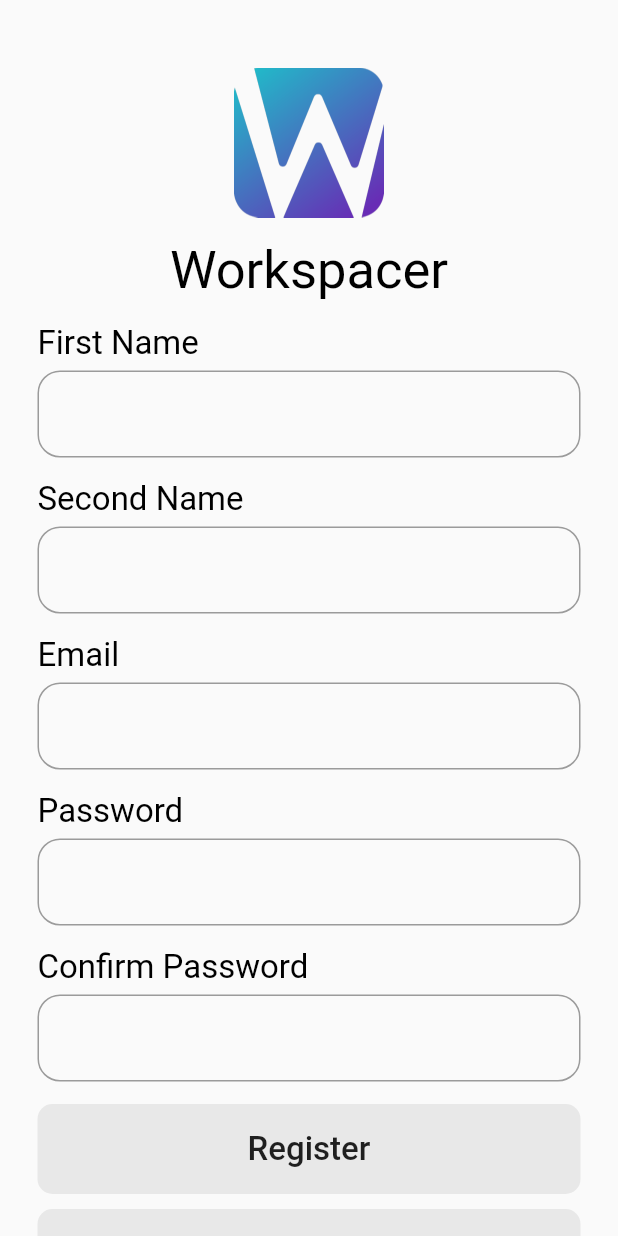
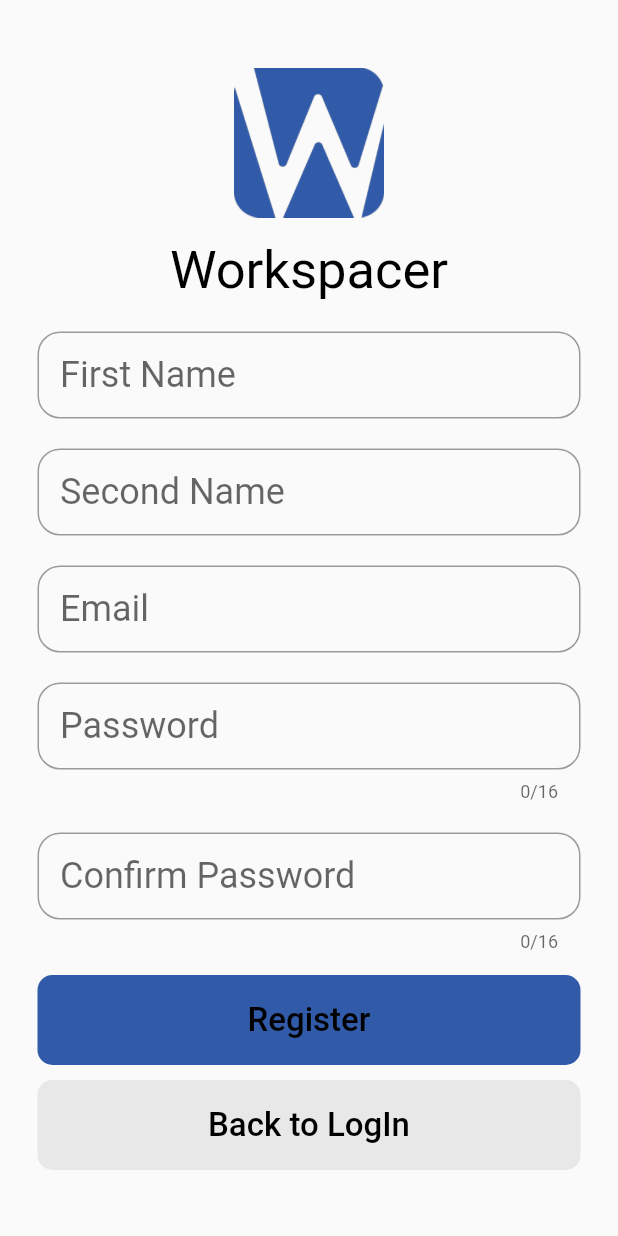
Before and after one commit to tahaTWM/taskSupportorWithDarkTheme, a Flutter app: the screen it shows after launch, after a tap on "Create a free account", on a phone screen of 412 x 824 dp. Run offline on Flutter 3.47's test engine with Material 2 defaults, Android fonts, the phone set to English and light mode, and no system bars; our stand-ins replace animated_splash_screen, email_validator, file_picker, get, getwidget, image_picker and 7 more; missing offline and left inert: adaptive_action_sheet, cupertino_radio_choice, flutter_pdfview; network calls fail; Roboto replaces fonts that are missing (Rubik).

Commit message:
Mon 08/16/2021, 11:08:10.52

```diff
--- a/lib/all_tasks/showAllTasks.dart
+++ b/lib/all_tasks/showAllTasks.dart
@@ -10,7 +10,7 @@ import 'package:flutter/material.dart';
 import 'package:image_picker/image_picker.dart';
 import 'package:shared_preferences/shared_preferences.dart';
 import 'package:flutter/widgets.dart';
-import '../canlendar/craeteNewTask.dart';
+import '../creation/craeteNewTask.dart';
 import 'package:timeago/timeago.dart' as timeago;
 import '../main.dart';
 
--- a/lib/canlendar/createNewWorkSpace.dart
+++ b/lib/creation/createNewWorkSpace.dart
@@ -313,11 +313,11 @@ class _CreateNewWorkSpaceState extends State<CreateNewWorkSpace> {
           Container(
             margin: EdgeInsets.only(top: 20),
             decoration: BoxDecoration(
-              //  color:Color.fromRGBO(216, 229, 255, 1),
+              color: Color.fromRGBO(49, 91, 169, 1),
               borderRadius: BorderRadius.circular(50),
               border: Border.all(
                 width: 1,
-                color: Color.fromRGBO(0, 104, 255, 1),
+                color: Color.fromRGBO(49, 91, 169, 1),
               ),
             ),
             width: double.infinity,
@@ -335,7 +335,7 @@ class _CreateNewWorkSpaceState extends State<CreateNewWorkSpace> {
                 style: TextStyle(
                   fontSize: 22,
                   fontFamily: "Rubik",
-                  //  color:Color.fromRGBO(62, 128, 255, 1),
+                  color: Colors.white,
                 ),
               ),
             ),
--- a/lib/login/forgotPassword.dart
+++ b/lib/login/forgotPassword.dart
@@ -133,6 +133,7 @@ class _ForgotPasswordState extends State<ForgotPassword> {
                               style: TextStyle(
                                 fontSize: 22,
                                 fontFamily: "RubikB",
+                                color: Color.fromRGBO(49, 91, 169, 1),
                               ),
                             ),
                           ),
@@ -156,6 +157,7 @@ class _ForgotPasswordState extends State<ForgotPassword> {
                               style: TextStyle(
                                 fontSize: 22,
                                 fontFamily: "Rubik",
+                                color: Color.fromRGBO(49, 91, 169, 1),
                               ),
                             ),
                           ),
--- a/lib/login/logn.dart
+++ b/lib/login/logn.dart
@@ -49,7 +49,7 @@ class _Logn extends State<Logn> {
           padding: EdgeInsets.all(25),
           child: Column(
             crossAxisAlignment: CrossAxisAlignment.start,
-            mainAxisAlignment: MainAxisAlignment.spaceAround,
+            mainAxisAlignment: MainAxisAlignment.center,
             children: <Widget>[
               // logo
               Padding(
@@ -72,19 +72,20 @@ class _Logn extends State<Logn> {
                 ),
               )),
               // email lable
-              Padding(
-                padding: const EdgeInsets.symmetric(vertical: 10),
-                child: Text(
-                  "Email",
-                  style: TextStyle(
-                    fontSize: 22,
-                    fontFamily: "Rubik",
-                    // color: Colors.black,
-                  ),
-                ),
-              ),
+              // Padding(
+              //   padding: const EdgeInsets.symmetric(vertical: 10),
+              //   child: Text(
+              //     "Email",
+              //     style: TextStyle(
+              //       fontSize: 22,
+              //       fontFamily: "Rubik",
+              //       // color: Colors.black,
+              //     ),
+              //   ),
+              // ),
               // enter email
               Container(
+                margin: EdgeInsets.only(top: 30),
                 width: MediaQuery.of(context).size.width - 20,
                 child: new TextFormField(
                   style: TextStyle(
@@ -96,7 +97,7 @@ class _Logn extends State<Logn> {
                       border: OutlineInputBorder(
                         borderRadius: BorderRadius.circular(20),
                       ),
-                      hintText: "Enter your email address"),
+                      hintText: "Email"),
                   controller: _eMail,
                   validator: (value) {
                     if (value != null && value.isNotEmpty) {
@@ -113,17 +114,17 @@ class _Logn extends State<Logn> {
               ),
               SizedBox(height: 20),
               // password lable
-              Padding(
-                padding: const EdgeInsets.symmetric(vertical: 10),
-                child: Text(
-                  "Password",
-                  style: TextStyle(
-                    fontSize: 22,
-                    fontFamily: "Rubik",
-                    // color: Colors.black,
-                  ),
-                ),
-              ),
+              // Padding(
+              //   padding: const EdgeInsets.symmetric(vertical: 10),
+              //   child: Text(
+              //     "Password",
+              //     style: TextStyle(
+              //       fontSize: 22,
+              //       fontFamily: "Rubik",
+              //       // color: Colors.black,
+              //     ),
+              //   ),
+              // ),
               // enter password
               Column(
                 crossAxisAlignment: CrossAxisAlignment.end,
@@ -142,7 +143,7 @@ class _Logn extends State<Logn> {
                               // color: Colors.red,
                               ),
                         ),
-                        hintText: "Enter your password",
+                        hintText: "Password",
                         suffixIcon: InkWell(
                           onTap: () {
                             setState(() {
@@ -194,7 +195,7 @@ class _Logn extends State<Logn> {
                   ),
                 ],
               ),
-              SizedBox(height: 10),
+              SizedBox(height: 20),
               // remember email and forgot password
               SingleChildScrollView(
                 scrollDirection: Axis.horizontal,
@@ -256,9 +257,9 @@ class _Logn extends State<Logn> {
               // Login button
               Container(
                 decoration: BoxDecoration(
-                  // color: Color.fromRGBO(0, 82, 204, 1),
-                  color: Colors.grey.withOpacity(0.2),
-                  borderRadius: BorderRadius.circular(10),
+                  color: Color.fromRGBO(49, 91, 169, 1),
+                  // color: Colors.grey.withOpacity(0.2),
+                  borderRadius: BorderRadius.circular(20),
                 ),
                 width: double.infinity,
                 height: 60,
@@ -306,12 +307,12 @@ class _Logn extends State<Logn> {
                     style: TextStyle(
                       fontSize: 22,
                       fontFamily: "Rubik",
-                      // color: Color.fromRGBO(62, 128, 255, 1),
+                      // color: Color.fromRGBO(49, 91, 169, 1),
                     ),
                   ),
                 ),
               ),
-              SizedBox(height: 17),
+              SizedBox(height: 20),
               Row(
                 mainAxisAlignment: MainAxisAlignment.center,
                 children: [
--- a/lib/login/register.dart
+++ b/lib/login/register.dart
@@ -1,5 +1,6 @@
 import 'dart:convert';
 import 'package:flutter/material.dart';
+import 'package:flutter/services.dart';
 import 'package:permission_handler/permission_handler.dart';
 import 'package:http/http.dart' as http;
 import '../main.dart';
@@ -62,21 +63,21 @@ class _Register extends State<Register> {
                       // color: Color.fromRGBO(62, 128, 255, 1),
                     ),
                   )),
-                  SizedBox(height: 10),
-                  lebel(padding, "First Name"),
-                  textField(_firstName, false),
-                  SizedBox(height: 10),
-                  lebel(padding, "Second Name"),
-                  textField(_secondName, false),
-                  SizedBox(height: 10),
-                  lebel(padding, "Email"),
-                  textField(_eMail, false),
-                  SizedBox(height: 10),
-                  lebel(padding, 'Password'),
-                  textField(_passWord, true),
-                  SizedBox(height: 10),
-                  lebel(padding, 'Confirm Password'),
-                  textField(_confPassword, true),
+                  SizedBox(height: 20),
+                  // lebel(padding, "First Name"),
+                  textField(_firstName, false, "First Name", false),
+                  SizedBox(height: 20),
+                  // lebel(padding, "Second Name"),
+                  textField(_secondName, false, "Second Name", false),
+                  SizedBox(height: 20),
+                  // lebel(padding, "Email"),
+                  textField(_eMail, false, "Email", true),
+                  SizedBox(height: 20),
+                  // lebel(padding, 'Password'),
+                  textField(_passWord, true, "Password", false),
+                  SizedBox(height: 20),
+                  // lebel(padding, 'Confirm Password'),
+                  textField(_confPassword, true, "Confirm Password", false),
 
                   // Padding(
                   //   padding: const EdgeInsets.fromLTRB(0, 12, 0, 5),
@@ -99,7 +100,7 @@ class _Register extends State<Register> {
                   SizedBox(height: 15),
                   Container(
                     decoration: BoxDecoration(
-                      color: Colors.grey.withOpacity(0.2),
+                      color: Color.fromRGBO(49, 91, 169, 1),
                       borderRadius: BorderRadius.circular(10),
                     ),
                     width: double.infinity,
@@ -117,7 +118,7 @@ class _Register extends State<Register> {
                         style: TextStyle(
                           fontSize: 22,
                           fontFamily: "Rubik",
-                          // color: Colors.white,
+                          // color: Color.fromRGBO(49, 91, 169, 1),
                         ),
                       ),
                     ),
@@ -141,6 +142,7 @@ class _Register extends State<Register> {
                         style: TextStyle(
                           fontSize: 22,
                           fontFamily: "Rubik",
+                          // color: Color.fromRGBO(49, 91, 169, 1),
                         ),
                       ),
                     ),
@@ -154,36 +156,43 @@ class _Register extends State<Register> {
     );
   }
 
-  Padding lebel(EdgeInsets padding, String text) {
-    return Padding(
-      padding: padding,
-      child: Text(
-        text,
-        style: TextStyle(
-          fontSize: 22,
-          fontFamily: "Rubik",
-        ),
-      ),
-    );
-  }
+  // Padding lebel(EdgeInsets padding, String text) {
+  //   return Padding(
+  //     padding: padding,
+  //     child: Text(
+  //       text,
+  //       style: TextStyle(
+  //         fontSize: 22,
+  //         fontFamily: "Rubik",
+  //       ),
+  //     ),
+  //   );
+  // }
 
-  Widget textField(TextEditingController controller, bool obscure) {
+  Widget textField(
+    TextEditingController controller,
+    bool obscure,
+    String hint,
+    bool email,
+  ) {
     var w = MediaQuery.of(context).size.width;
-    return TextField(
+    return TextFormField(
       style: TextStyle(
         fontSize: w < 400 ? 19 : 24,
         fontFamily: "Rubik",
         // color: Colors.black,
       ),
       decoration: InputDecoration(
-        contentPadding: EdgeInsets.all(15),
-        border: OutlineInputBorder(
-          borderRadius: BorderRadius.circular(15),
-          borderSide: new BorderSide(color: Colors.black),
-        ),
-      ),
+          contentPadding: EdgeInsets.all(15),
+          border: OutlineInputBorder(
+            borderRadius: BorderRadius.circular(15),
+            borderSide: new BorderSide(color: Colors.black),
+          ),
+          hintText: hint),
       controller: controller,
       obscureText: obscure,
+      maxLength: obscure == true ? 16 : null,
+      keyboardType: email == true ? TextInputType.emailAddress : null,
     );
   }
 
--- a/lib/main.dart
+++ b/lib/main.dart
@@ -15,10 +15,10 @@ void main() {
 
 class MyApp extends StatefulWidget {
   // lan ip
-  // static String url = "http://192.168.1.2:100";
+  static String url = "http://192.168.1.2:100";
 
   //nogrok ip
-  static String url = "https://strange-earwig-28.loca.lt";
+  // static String url = "https://splendid-dolphin-71.loca.lt";
 
   //wifi ip
   // static String url = "http://192.168.1.106:100";
@@ -70,14 +70,14 @@ class _MyAppState extends State<MyApp> {
         ),
 
         buttonTheme: ButtonThemeData(
-          buttonColor: Color.fromRGBO(22, 208, 204, 1),
-          textTheme: ButtonTextTheme.normal,
+          buttonColor: Color.fromRGBO(49, 91, 169, 1),
+          textTheme: ButtonTextTheme.primary,
         ),
 
         buttonColor: Colors.black,
         // shadowColor: Colors.grey[300],
         iconTheme: IconThemeData(
-          color: Color.fromRGBO(22, 208, 204, 1),
+          color: Color.fromRGBO(49, 91, 169, 1),
         ),
 
         textTheme: TextTheme(
@@ -93,10 +93,14 @@ class _MyAppState extends State<MyApp> {
       darkTheme: ThemeData.dark().copyWith(
         appBarTheme: AppBarTheme(
           brightness: Brightness.dark,
+          systemOverlayStyle:
+              SystemUiOverlayStyle(statusBarColor: Colors.white),
         ),
-        iconTheme: IconThemeData(color: Color.fromRGBO(22, 208, 204, 1)),
+        iconTheme: IconThemeData(
+          color: Color.fromRGBO(49, 91, 169, 1),
+        ),
         buttonTheme: ButtonThemeData(
-          buttonColor: Color.fromRGBO(22, 208, 204, 1),
+          buttonColor: Color.fromRGBO(49, 91, 169, 1),
         ),
       ),
       home: tokenFound == true ? NavBar(fName) : Logn(),
--- a/lib/notification/notification.dart
+++ b/lib/notification/notification.dart
@@ -43,7 +43,7 @@ class _NotificationsState extends State<Notifications> {
         actions: [
           Container(
             decoration: BoxDecoration(
-              color: Colors.grey.withOpacity(0.2),
+              color: Colors.grey.withOpacity(0.1),
               borderRadius: BorderRadius.circular(18),
             ),
             padding: EdgeInsets.symmetric(horizontal: 1),
@@ -104,6 +104,7 @@ class _NotificationsState extends State<Notifications> {
           // color: Colors.blue,
           size: 28,
         ),
+        leading: Container(),
       ),
       body: ListView.builder(
         itemCount: list.length,
--- a/lib/profile/profile.dart
+++ b/lib/profile/profile.dart
@@ -393,7 +393,7 @@ class _ProfileState extends State<Profile> {
                               borderRadius: BorderRadius.circular(30),
                               border: Border.all(
                                 width: 1,
-                                color: Color.fromRGBO(22, 208, 204, 1),
+                                color: Color.fromRGBO(49, 91, 169, 1),
                               ),
                             ),
                             child: Center(
@@ -423,7 +423,7 @@ class _ProfileState extends State<Profile> {
                               borderRadius: BorderRadius.circular(30),
                               border: Border.all(
                                 width: 1,
-                                color: Color.fromRGBO(22, 208, 204, 1),
+                                color: Color.fromRGBO(49, 91, 169, 1),
                               ),
                             ),
                             child: Center(
```
Also changed, not shown: lib/homePage/homepage.dart (+44 -9 lines), asset/2.png (added), asset/logo2.png, lib/creation/craeteNewTask.dart (renamed from lib/canlendar/craeteNewTask.dart).
